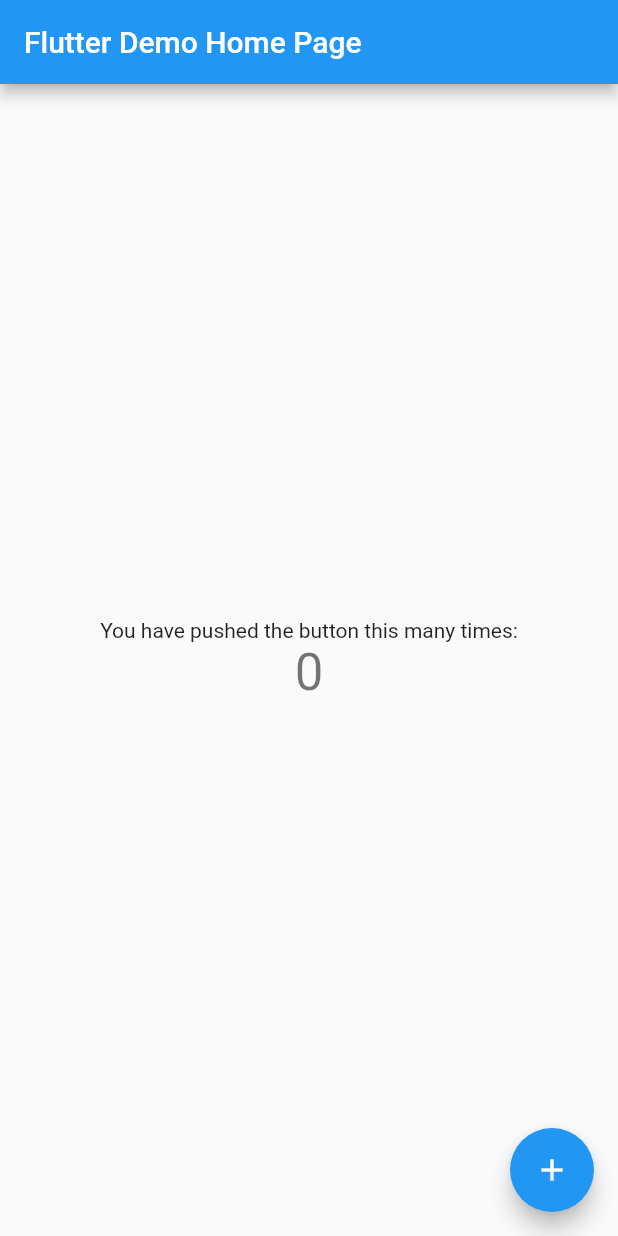
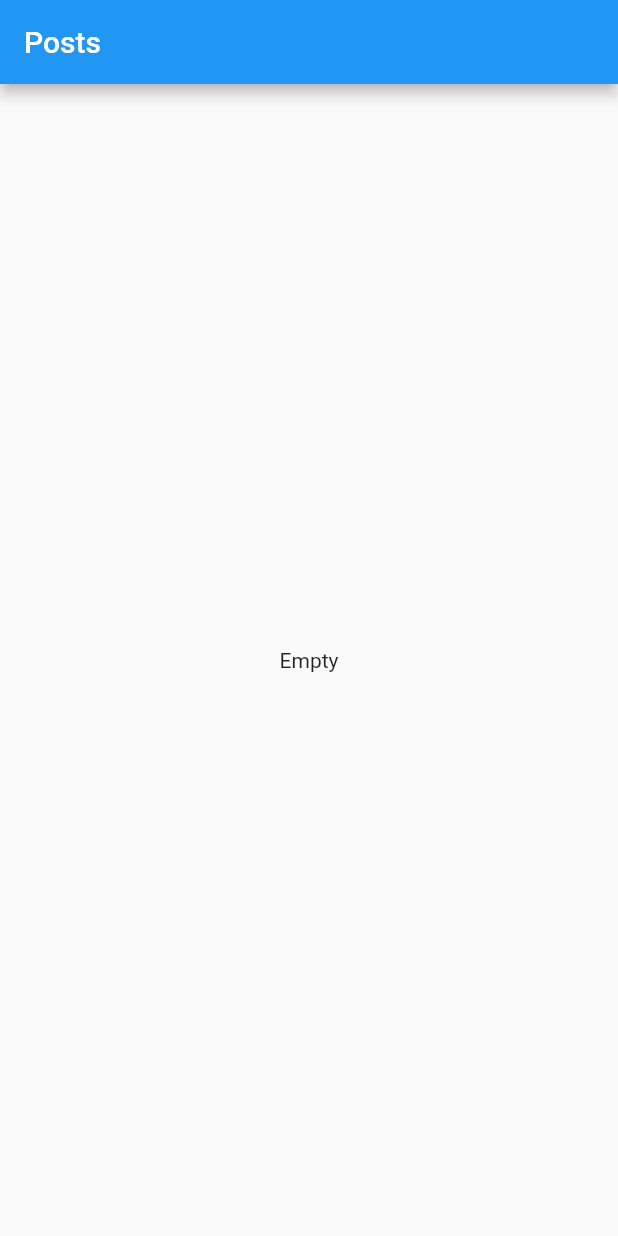
Before and after one commit to SanjibLimbu/Task2_API, a Flutter app: the screen it shows after launch, on a phone screen of 412 x 824 dp. Run offline on Flutter 3.47's test engine with Material 2 defaults, Android fonts, the phone set to English and light mode, and no system bars; network calls fail.

Commit message:
posts get

```diff
--- a/lib/main.dart
+++ b/lib/main.dart
@@ -1,115 +1,30 @@
 import 'package:flutter/material.dart';
+import 'package:provider/provider.dart';
+import 'package:task2/view_models/posts_data.dart';
+import 'package:task2/views/home_screen.dart';
 
 void main() {
-  runApp(const MyApp());
+  runApp(const APITask());
 }
 
-class MyApp extends StatelessWidget {
-  const MyApp({super.key});
 
-  // This widget is the root of your application.
+class APITask extends StatelessWidget {
+  const APITask({super.key});
+
   @override
   Widget build(BuildContext context) {
-    return MaterialApp(
-      title: 'Flutter Demo',
-      theme: ThemeData(
-        // This is the theme of your application.
-        //
-        // Try running your application with "flutter run". You'll see the
-        // application has a blue toolbar. Then, without quitting the app, try
-        // changing the primarySwatch below to Colors.green and then invoke
-        // "hot reload" (press "r" in the console where you ran "flutter run",
-        // or simply save your changes to "hot reload" in a Flutter IDE).
-        // Notice that the counter didn't reset back to zero; the application
-        // is not restarted.
-        primarySwatch: Colors.blue,
+    return ChangeNotifierProvider(
+      create: (BuildContext context)=> PostsData(),
+      child: MaterialApp(
+    debugShowCheckedModeBanner: false,
+
+    initialRoute: 'home_screen',
+    routes: {
+
+      'home_screen':(context) => const HomeScreen(),
+    },
+
       ),
-      home: const MyHomePage(title: 'Flutter Demo Home Page'),
     );
   }
 }
-
-class MyHomePage extends StatefulWidget {
-  const MyHomePage({super.key, required this.title});
-
-  // This widget is the home page of your application. It is stateful, meaning
-  // that it has a State object (defined below) that contains fields that affect
-  // how it looks.
-
-  // This class is the configuration for the state. It holds the values (in this
-  // case the title) provided by the parent (in this case the App widget) and
-  // used by the build method of the State. Fields in a Widget subclass are
-  // always marked "final".
-
-  final String title;
-
-  @override
-  State<MyHomePage> createState() => _MyHomePageState();
-}
-
-class _MyHomePageState extends State<MyHomePage> {
-  int _counter = 0;
-
-  void _incrementCounter() {
-    setState(() {
-      // This call to setState tells the Flutter framework that something has
-      // changed in this State, which causes it to rerun the build method below
-      // so that the display can reflect the updated values. If we changed
-      // _counter without calling setState(), then the build method would not be
-      // called again, and so nothing would appear to happen.
-      _counter++;
-    });
-  }
-
-  @override
-  Widget build(BuildContext context) {
-    // This method is rerun every time setState is called, for instance as done
-    // by the _incrementCounter method above.
-    //
-    // The Flutter framework has been optimized to make rerunning build methods
-    // fast, so that you can just rebuild anything that needs updating rather
-    // than having to individually change instances of widgets.
-    return Scaffold(
-      appBar: AppBar(
-        // Here we take the value from the MyHomePage object that was created by
-        // the App.build method, and use it to set our appbar title.
-        title: Text(widget.title),
-      ),
-      body: Center(
-        // Center is a layout widget. It takes a single child and positions it
-        // in the middle of the parent.
-        child: Column(
-          // Column is also a layout widget. It takes a list of children and
-          // arranges them vertically. By default, it sizes itself to fit its
-          // children horizontally, and tries to be as tall as its parent.
-          //
-          // Invoke "debug painting" (press "p" in the console, choose the
-          // "Toggle Debug Paint" action from the Flutter Inspector in Android
-          // Studio, or the "Toggle Debug Paint" command in Visual Studio Code)
-          // to see the wireframe for each widget.
-          //
-          // Column has various properties to control how it sizes itself and
-          // how it positions its children. Here we use mainAxisAlignment to
-          // center the children vertically; the main axis here is the vertical
-          // axis because Columns are vertical (the cross axis would be
-          // horizontal).
-          mainAxisAlignment: MainAxisAlignment.center,
-          children: <Widget>[
-            const Text(
-              'You have pushed the button this many times:',
-            ),
-            Text(
-              '$_counter',
-              style: Theme.of(context).textTheme.headlineMedium,
-            ),
-          ],
-        ),
-      ),
-      floatingActionButton: FloatingActionButton(
-        onPressed: _incrementCounter,
-        tooltip: 'Increment',
-        child: const Icon(Icons.add),
-      ), // This trailing comma makes auto-formatting nicer for build methods.
-    );
-  }
-}
--- a/lib/services/post_service.dart
+++ b/lib/services/post_service.dart
@@ -3,7 +3,7 @@ import "package:http/http.dart" as http;
 import 'package:task2/services/http_service.dart';
 
 class PostsService {
-  Future<List<Posts>> getPostsService() async {
+  static Future<List<Posts>> getPostsService() async {
     String url = '${PersistentHttp.baseUrl}posts';
 
     try {
--- /dev/null
+++ b/lib/view_models/posts_data.dart
@@ -0,0 +1,13 @@
+import 'package:flutter/material.dart';
+import 'package:task2/models/posts_model.dart';
+import 'package:task2/services/post_service.dart';
+
+class PostsData extends ChangeNotifier {
+  List<Posts> posts = [];
+
+  void getPosts() async {
+    posts = await PostsService.getPostsService();
+
+    notifyListeners();
+  }
+}
--- /dev/null
+++ b/lib/views/home_screen.dart
@@ -0,0 +1,74 @@
+import 'package:flutter/material.dart';
+import 'package:provider/provider.dart';
+import 'package:task2/models/posts_model.dart';
+import 'package:task2/view_models/posts_data.dart';
+
+class HomeScreen extends StatefulWidget {
+  const HomeScreen({super.key});
+
+  @override
+  State<HomeScreen> createState() => _HomeScreenState();
+}
+
+class _HomeScreenState extends State<HomeScreen> {
+  @override
+  void initState() {
+    super.initState();
+    Provider.of<PostsData>(context, listen: false).getPosts();
+  }
+
+  @override
+  Widget build(BuildContext context) {
+    return Scaffold(
+        appBar: AppBar(
+          title: const Text('Posts'),
+        ),
+        body: Consumer<PostsData>(
+          builder: (context, postsData, child) {
+            if (postsData.posts.isNotEmpty) {
+              return ListView.builder(
+                  itemCount: postsData.posts.length,
+                  itemBuilder: (BuildContext context, int index) {
+                    Posts post = postsData.posts[index];
+                    return Padding(
+                      padding: const EdgeInsets.all(8.0),
+                      child: Card(
+                        child: Padding(
+                          padding: const EdgeInsets.all(8.0),
+                          child: Column(
+                            crossAxisAlignment: CrossAxisAlignment.start,
+                            children: [
+                              Text(
+                                post.title,
+                                style: const TextStyle(
+                                  fontSize: 18,
+                                  color: Colors.green
+                                ),
+                              ),
+                              const SizedBox(
+                                height: 5,
+                              ),
+                              Text(
+                                post.body,
+                                maxLines: 3,
+                                overflow: TextOverflow.ellipsis,
+                                 style: const TextStyle(
+                                  fontSize: 16,
+
+                                ),
+                              )
+                            ],
+                          ),
+                        ),
+                      ),
+                    );
+                  });
+            } else {
+              return const Center(
+                child: Text('Empty'),
+              );
+            }
+          },
+        ));
+  }
+}
--- a/pubspec.yaml
+++ b/pubspec.yaml
@@ -36,6 +36,7 @@ dependencies:
   # Use with the CupertinoIcons class for iOS style icons.
   cupertino_icons: ^1.0.2
   http: ^0.13.5
+  provider: ^6.0.5
 
 dev_dependencies:
   flutter_test:
```
Also changed, not shown: pubspec.lock.
